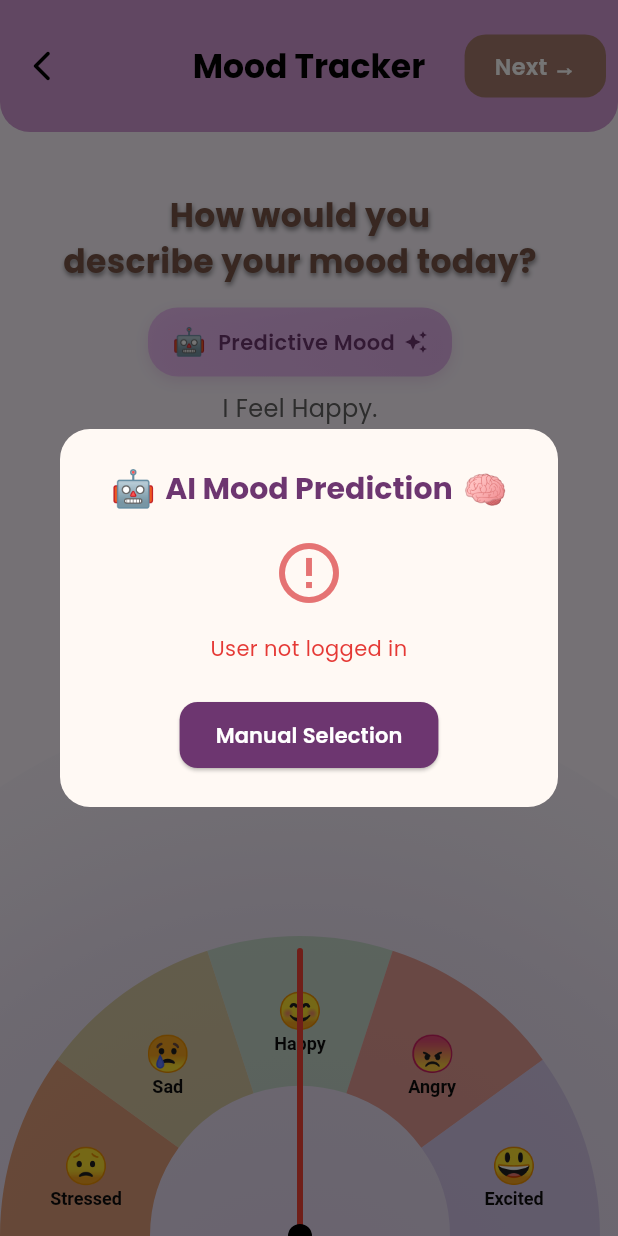
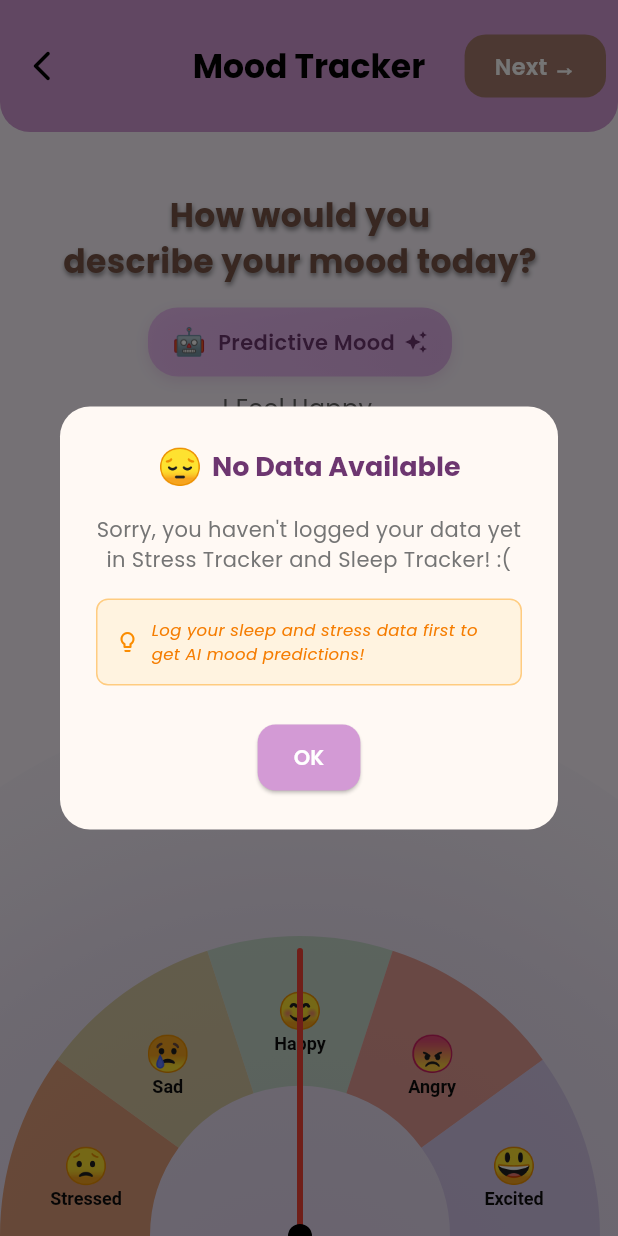
Before and after one commit to hasnat0006/SDP, a Flutter app: the MoodSpinner screen opened directly, after a tap on "Predictive Mood", on a phone screen of 412 x 824 dp. Run offline on Flutter 3.47's test engine with Material 3 defaults, Android fonts, the phone set to English and light mode, and no system bars; our stand-ins replace awesome_notifications, file_picker, fl_chart, flutter_dotenv, google_fonts, google_generative_ai and 3 more; accounts and stored records are empty.

Commit message:
chnaged predicting conditions

```diff
--- a/mindora/lib/mood/mood_spinner.dart
+++ b/mindora/lib/mood/mood_spinner.dart
@@ -1,5 +1,7 @@
 import 'package:client/mood/Mood_intensity.dart';
 import 'package:client/mood/predictive_mood_popup.dart';
+import 'package:client/mood/backend.dart';
+import 'package:client/services/user_service.dart';
 import 'package:flutter/material.dart';
 import 'package:google_fonts/google_fonts.dart';
 import '../widgets/arc_gauge.dart';
@@ -20,10 +22,46 @@ class _MoodSpinnerState extends State<MoodSpinner> {
   @override
   void initState() {
     super.initState();
-    // Show predictive mood popup when page loads
+    // Check if data exists before showing predictive mood popup
     WidgetsBinding.instance.addPostFrameCallback((_) {
-      _showPredictiveMoodPopup();
+      _checkDataAndShowPopup();
     });
+  }
+
+  Future<void> _checkDataAndShowPopup() async {
+    try {
+      // Get user data first
+      final userData = await UserService.getUserData();
+      final userId = userData['userId'] ?? '';
+
+      if (userId.isEmpty) {
+        print('❌ No user ID found, skipping popup');
+        return;
+      }
+
+      final today = DateTime.now();
+
+      // Check if both sleep and stress data exist for today
+      final results = await Future.wait([
+        MoodTrackerBackend.getSleepDataForDate(userId, today),
+        MoodTrackerBackend.getStressDataForDate(userId, today),
+      ]);
+
+      final sleepResult = results[0];
+      final stressResult = results[1];
+
+      print('🔍 Data check - Sleep: ${sleepResult['success']}, Stress: ${stressResult['success']}');
+
+      // Only show popup if both data exist
+      if (sleepResult['success'] == true && stressResult['success'] == true) {
+        print('✅ Both data available, showing popup');
+        _showPredictiveMoodPopup();
+      } else {
+        print('ℹ️ Missing data, popup will not be shown automatically');
+      }
+    } catch (e) {
+      print('❌ Error checking data availability: $e');
+    }
   }
 
   void _showPredictiveMoodPopup() {
@@ -179,9 +217,7 @@ class _MoodSpinnerState extends State<MoodSpinner> {
                   onEnter: (_) => setState(() => isPredictiveButtonHovering = true),
                   onExit: (_) => setState(() => isPredictiveButtonHovering = false),
                   child: GestureDetector(
-                    onTap: () {
-                      _showPredictiveMoodPopup();
-                    },
+                    onTap: _handlePredictiveButtonTap,
                     child: AnimatedContainer(
                       duration: const Duration(milliseconds: 250),
                       padding: const EdgeInsets.symmetric(
@@ -349,4 +385,135 @@ class _MoodSpinnerState extends State<MoodSpinner> {
       ),
     );
   }
+
+  Future<void> _handlePredictiveButtonTap() async {
+    try {
+      // Get user data first
+      final userData = await UserService.getUserData();
+      final userId = userData['userId'] ?? '';
+
+      if (userId.isEmpty) {
+        _showNoDataDialog();
+        return;
+      }
+
+      final today = DateTime.now();
+
+      // Check if both sleep and stress data exist for today
+      final results = await Future.wait([
+        MoodTrackerBackend.getSleepDataForDate(userId, today),
+        MoodTrackerBackend.getStressDataForDate(userId, today),
+      ]);
+
+      final sleepResult = results[0];
+      final stressResult = results[1];
+
+      // Show popup if both data exist, otherwise show no data dialog
+      if (sleepResult['success'] == true && stressResult['success'] == true) {
+        _showPredictiveMoodPopup();
+      } else {
+        _showNoDataDialog();
+      }
+    } catch (e) {
+      print('❌ Error checking data for predictive button: $e');
+      _showNoDataDialog();
+    }
+  }
+
+  void _showNoDataDialog() {
+    showDialog(
+      context: context,
+      builder: (BuildContext context) {
+        return AlertDialog(
+          backgroundColor: const Color(0xFFFFF9F4),
+          shape: RoundedRectangleBorder(
+            borderRadius: BorderRadius.circular(20),
+          ),
+          title: Row(
+            mainAxisAlignment: MainAxisAlignment.center,
+            children: [
+              Text(
+                '😔 ',
+                style: TextStyle(fontSize: 24),
+              ),
+              Text(
+                'No Data Available',
+                style: GoogleFonts.poppins(
+                  fontSize: 18,
+                  fontWeight: FontWeight.bold,
+                  color: const Color(0xFF6D3670),
+                ),
+              ),
+            ],
+          ),
+          content: Column(
+            mainAxisSize: MainAxisSize.min,
+            children: [
+              Text(
+                'Sorry, you haven\'t logged your data yet in Stress Tracker and Sleep Tracker! :(',
+                textAlign: TextAlign.center,
+                style: GoogleFonts.poppins(
+                  fontSize: 14,
+                  color: Colors.grey[600],
+                ),
+              ),
+              const SizedBox(height: 16),
+              Container(
+                padding: const EdgeInsets.all(12),
+                decoration: BoxDecoration(
+                  color: Colors.orange[50],
+                  borderRadius: BorderRadius.circular(8),
+                  border: Border.all(
+                    color: Colors.orange[200]!,
+                    width: 1,
+                  ),
+                ),
+                child: Row(
+                  children: [
+                    Icon(
+                      Icons.lightbulb_outline,
+                      color: Colors.orange[600],
+                      size: 16,
+                    ),
+                    const SizedBox(width: 8),
+                    Expanded(
+                      child: Text(
+                        'Log your sleep and stress data first to get AI mood predictions!',
+                        style: GoogleFonts.poppins(
+                          fontSize: 11,
+                          color: Colors.orange[700],
+                          fontStyle: FontStyle.italic,
+                        ),
+                      ),
+                    ),
+                  ],
+                ),
+              ),
+            ],
+          ),
+          actions: [
+            Center(
+              child: ElevatedButton(
+                onPressed: () => Navigator.of(context).pop(),
+                style: ElevatedButton.styleFrom(
+                  backgroundColor: const Color(0xFFD39AD5),
+                  padding: const EdgeInsets.symmetric(horizontal: 24, vertical: 12),
+                  shape: RoundedRectangleBorder(
+                    borderRadius: BorderRadius.circular(12),
+                  ),
+                ),
+                child: Text(
+                  'OK',
+                  style: GoogleFonts.poppins(
+                    color: Colors.white,
+                    fontWeight: FontWeight.w600,
+                  ),
+                ),
+              ),
+            ),
+          ],
+        );
+      },
+    );
+  }
 }
--- a/mindora/lib/services/gemini_service.dart
+++ b/mindora/lib/services/gemini_service.dart
@@ -31,12 +31,14 @@ Based on this data, predict the most likely mood from the following options:
 - Excited
 - Stressed
 
-Consider the following guidelines:
-- If sleep hours are 7-9 and stress level is 1-2: likely Happy or Excited
-- If sleep hours are <6 or >10: likely Tired or Stressed
-- If stress level is 4-5: likely Stressed or Angry
-- If sleep hours are adequate (6-9) but stress is moderate (3): likely neutral to Happy
-- If sleep hours are poor (<6) and stress is high (4-5): likely Stressed or Sad
+Consider these patterns:
+- Happy: Good sleep (7-8h) + low stress (1-2)
+- Excited: Excellent sleep (8-9h) + very low stress (1) OR slightly less sleep (6-7h) + low stress (1-2)
+- Sad: Poor sleep (<6h OR >10h) + moderate to high stress (3-5)
+- Angry: Any sleep + high stress (4-5), especially if sleep is also poor
+- Stressed: Poor sleep (<6h) + high stress (4-5) OR good sleep but very high stress (5)
+
+Be diverse in your predictions. Don't always choose the same moods. Consider the full range of possibilities.
 
 Respond with ONLY the mood name (Happy, Sad, Angry, Excited, or Stressed). No explanation or additional text.
 ''';
@@ -76,16 +78,27 @@ Respond with ONLY the mood name (Happy, Sad, Angry, Excited, or Stressed). No ex
   static String _fallbackMoodPrediction(double sleepHours, int stressLevel) {
     print('🔄 Using fallback mood prediction logic');
 
-    if (stressLevel >= 4) {
-      return 'Stressed';
-    } else if (sleepHours < 6) {
-      return stressLevel >= 3 ? 'Stressed' : 'Sad';
-    } else if (sleepHours >= 7 && sleepHours <= 9 && stressLevel <= 2) {
+    // More diverse fallback logic
+    if (stressLevel == 5) {
+      // Extreme stress - could be angry or stressed
+      return sleepHours < 6 ? 'Stressed' : 'Angry';
+    } else if (stressLevel == 4) {
+      // High stress - likely angry or stressed
+      return sleepHours >= 7 ? 'Angry' : 'Stressed';
+    } else if (stressLevel == 3) {
+      // Moderate stress - depends more on sleep
+      if (sleepHours < 6) return 'Sad';
+      if (sleepHours > 9) return 'Excited';
       return 'Happy';
-    } else if (sleepHours > 9) {
-      return 'Excited';
-    } else {
+    } else if (stressLevel <= 2) {
+      // Low stress - mood depends on sleep quality
+      if (sleepHours < 5) return 'Sad';
+      if (sleepHours >= 8 && sleepHours <= 9) return 'Excited';
+      if (sleepHours >= 6 && sleepHours <= 8) return 'Happy';
+      if (sleepHours > 10) return 'Sad'; // Too much sleep
       return 'Happy';
     }
+
+    return 'Happy'; // Default fallback
   }
 }
```
